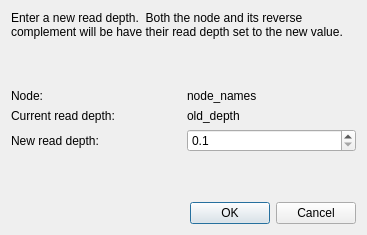
The window that ui/changenodereaddepthdialog.ui (rrwick/Bandage) describes before a commit, drawn with Qt 5.
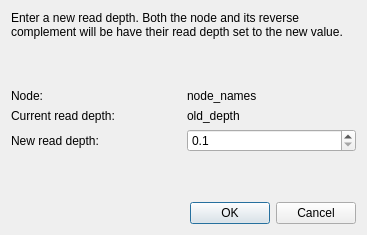
The same window after the commit.

Commit message: Fix issues with change read depth dialog

What changed in the file:
```diff
--- a/ui/changenodereaddepthdialog.ui
+++ b/ui/changenodereaddepthdialog.ui
@@ -17,7 +17,7 @@
    <item row="0" column="0" colspan="2">
     <widget class="QLabel" name="label_4">
      <property name="text">
-      <string>Enter a new read depth.  Both the node and its reverse complement will be have their read depth set to the new value.</string>
+      <string>Enter a new read depth. Both the node and its reverse complement will be have their read depth set to the new value.</string>
      </property>
      <property name="wordWrap">
       <bool>true</bool>
```
Left out of the diff: 2 changed lines with no effect on the pictures. The commit also changes 1 other file.
